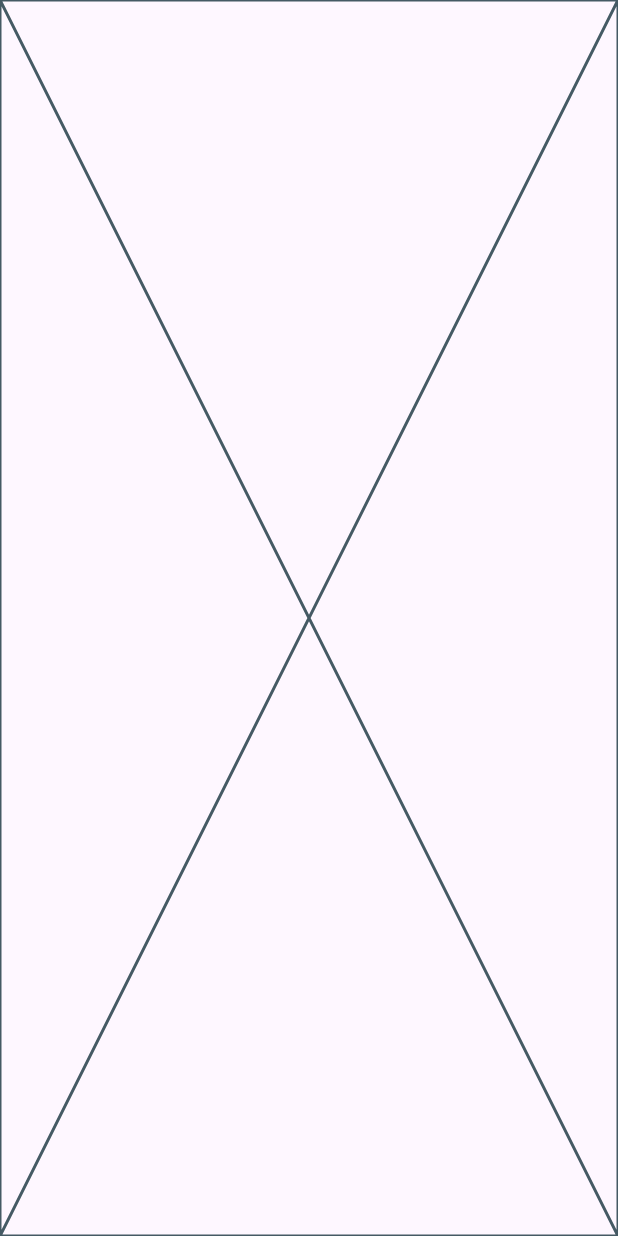
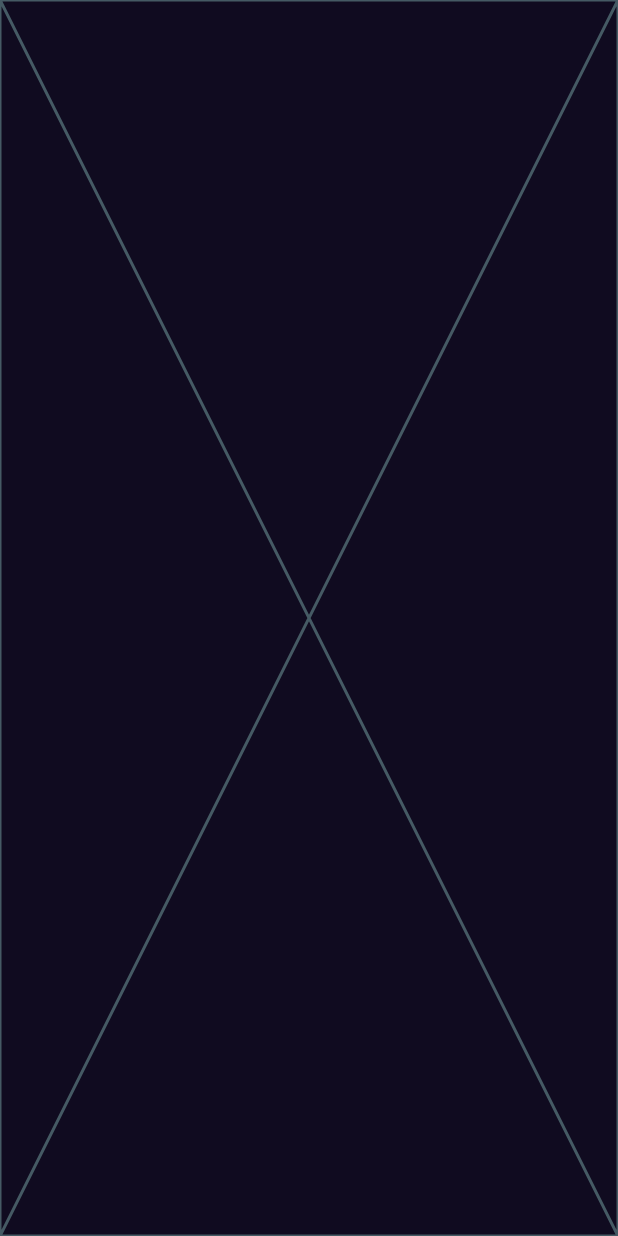
Before and after one commit to ayhem8hamdi/responsive_bookly, a Flutter app: the screen it shows after launch, on a phone screen of 412 x 824 dp. Run offline on Flutter 3.47's test engine with Material 3 defaults, Android fonts, the phone set to English and light mode, and no system bars; our stand-ins replace device_preview, get, google_fonts.

```diff
--- a/bookly/lib/core/utils/app_colors.dart
+++ b/bookly/lib/core/utils/app_colors.dart
@@ -0,0 +1,8 @@
+import 'package:flutter/material.dart';
+
+abstract class AppColors {
+  static Color kBgColor = const Color(0XFF100B20);
+  static Color kPrimaryColor = const Color(0XFFFFFFFF);
+  static Color kSecondaryColor = const Color(0XFFFFFFFF).withOpacity(0.7);
+  static Color kThirdColor = const Color(0XFFFFFFFF).withOpacity(0.5);
+}
--- a/bookly/lib/core/utils/app_styles.dart
+++ b/bookly/lib/core/utils/app_styles.dart
@@ -1,4 +1,4 @@
-import 'package:bookly/utils/app_colors.dart';
+import 'package:bookly/core/utils/app_colors.dart';
 import 'package:flutter/material.dart';
 import 'package:google_fonts/google_fonts.dart';
 
--- a/bookly/lib/features/splash_feature/splash_screen.dart
+++ b/bookly/lib/features/splash_feature/splash_screen.dart
@@ -1,3 +1,4 @@
+import 'package:bookly/core/utils/app_colors.dart';
 import 'package:bookly/features/splash_feature/splash_screen_body.dart';
 import 'package:flutter/material.dart';
 
@@ -7,7 +8,8 @@ class SplashScreen extends StatelessWidget {
   @override
   Widget build(BuildContext context) {
     return Scaffold(
-      body: SplashScreenBody(),
+      backgroundColor: AppColors.kBgColor,
+      body: const SplashScreenBody(),
     );
   }
 }
```
Also changed, not shown: bookly/lib/core/utils/app_images.dart (added, +7 -0 lines), bookly/lib/main.dart (+7 -1 lines), bookly/pubspec.yaml (+4 -4 lines), bookly/assets/cart_icon.svg (added), bookly/assets/rate_icon.svg (added), bookly/assets/search_icon.svg (added), bookly/assets/sortir_icon.svg (added), bookly/pubspec.lock, 1 other file.
